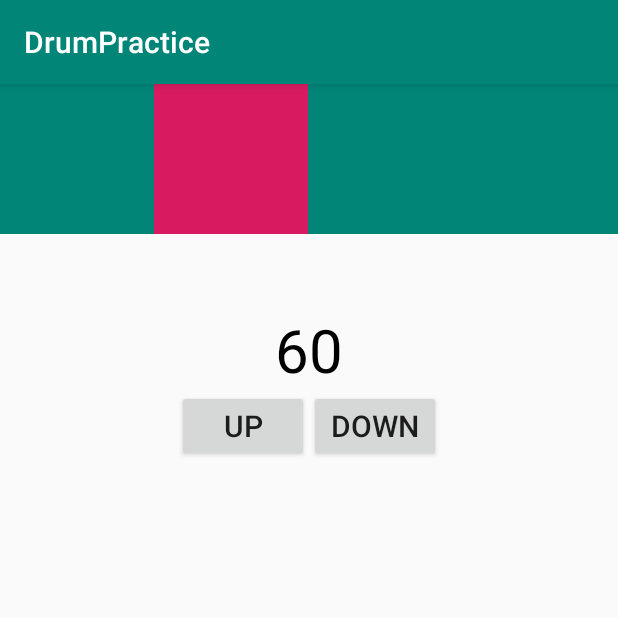
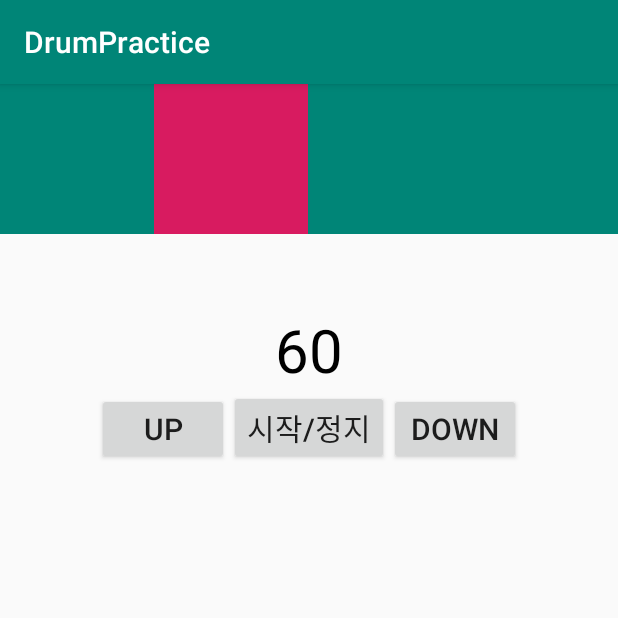
Before and after one commit to uaej/DrumPractice, an Android app: the screen it shows after launch (MainActivity), after a tap on "DOWN", on a phone screen of 412 x 824 dp, the top half of it. Run offline under Robolectric (Android 15) with nearby library versions, the phone set to English and light mode, and no system bars; 1 other tap on this screen came first.

Commit message:
메트로놈 수정

```diff
--- a/app/src/main/AndroidManifest.xml
+++ b/app/src/main/AndroidManifest.xml
@@ -1,6 +1,7 @@
 <?xml version="1.0" encoding="utf-8"?>
 <manifest xmlns:android="http://schemas.android.com/apk/res/android"
     package="com.love.juae.drumexersie">
+    <uses-permission android:name="android.permission.VIBRATE"/>
 
     <application
         android:allowBackup="true"
--- /dev/null
+++ b/app/src/main/java/com/love/juae/drumexersie/BpmManager.java
@@ -0,0 +1,4 @@
+package com.love.juae.drumexersie;
+
+public class BpmManager {
+}
--- a/app/src/main/java/com/love/juae/drumexersie/MainActivity.java
+++ b/app/src/main/java/com/love/juae/drumexersie/MainActivity.java
@@ -1,6 +1,8 @@
 package com.love.juae.drumexersie;
 
+import android.content.Context;
 import android.content.Intent;
+import android.os.Vibrator;
 import android.support.v7.app.AppCompatActivity;
 import android.os.Bundle;
 import android.util.Log;
@@ -15,13 +17,19 @@ import java.util.TimerTask;
 public class MainActivity extends AppCompatActivity {
 
     ArrayList<View> bitlist = new ArrayList<>();
-    TextView tv_speed;
-    Button btn_up, btn_down;
-    int bpm = 60, second = 1000;
+    TextView tv_speed, tv_rawspeed;
+    Button btn_up, btn_down, btn_start;
+    //final Vibrator vibrator = (Vibrator)getSystemService(Context.VIBRATOR_SERVICE);
+
+    int bpm = 60, msecond = 60000;
+    private String TAG = "MAIN_ACTIVITY";
     //1bmp은
     // (BPM / 기준 BPM) * (Tempo / 기준 Temp), 이 식으로 얻은 값은 BPM을 박자로 나눈 초 값이며,
     // 제작하는 프로그램에서는 값 만큼 초를 움직여주면 된다. 대개 기준 BPM은 60을 잡는 것이 편하다. 60BPM, 4/4박자 음표 한개가 1초.
-    //
+
+    // BPM = 60000(ms) / 1비트의 시간(ms)
+    //1비트의 시간 (ms) = 60000 /bpm
+
 
     private TimerTask mTask;
     private Timer mTimer;
@@ -29,10 +37,12 @@ public class MainActivity extends AppCompatActivity {
     private int task_num = 0;
     private ArrayList<View> view_list = new ArrayList<>();
     private boolean timer_start = false;
+
     @Override
     protected void onCreate(Bundle savedInstanceState) {
         super.onCreate(savedInstanceState);
         setContentView(R.layout.activity_main);
+
         bitlist.add((View) findViewById(R.id.bit_1));
         bitlist.add((View) findViewById(R.id.bit_2));
         bitlist.add((View) findViewById(R.id.bit_3));
@@ -41,16 +51,21 @@ public class MainActivity extends AppCompatActivity {
         tv_speed = (TextView) findViewById(R.id.tv_speed);
         btn_up = (Button) findViewById(R.id.btn_up);
         btn_down = (Button) findViewById(R.id.btn_down);
+        btn_start = (Button) findViewById(R.id.btn_start);
+         tv_rawspeed = (TextView) findViewById(R.id.tv_rawspeed);
+
         btn_up.setOnClickListener(new View.OnClickListener() {
             @Override
             public void onClick(View v) {
-                bpm += 5;
-                second -= 83.33;
+                bpm += 1;
+                msecond = 60000 / bpm;
+                Log.e(TAG, "second : " + msecond);
                 tv_speed.setText(String.valueOf(bpm));
+          //      tv_rawspeed.setText(String.valueOf(msecond));
                 mTimer = new Timer();
-                if(timer_start) {
+                if (timer_start) {
                     mTask.cancel();
-                }else{
+                } else {
                     timer_start = true;
                 }
                 start_newtask();
@@ -60,20 +75,22 @@ public class MainActivity extends AppCompatActivity {
         btn_down.setOnClickListener(new View.OnClickListener() {
             @Override
             public void onClick(View v) {
-                if (bpm > 5) {
-                    bpm -= 5;
-                    second += 83.33;
+                if (bpm > 1) {
+                    bpm -= 1;
+                    msecond = 60000 / bpm;
                     tv_speed.setText(String.valueOf(bpm));
+            //        tv_rawspeed.setText(String.valueOf(tv_rawspeed));
                     mTimer = new Timer();
-                    if(timer_start) {
+                    if (timer_start) {
                         mTask.cancel();
-                    }else{
+                    } else {
                         timer_start = true;
                     }
                     start_newtask();
                 }
             }
         });
+
 
    /*     new Thread(new Runnable() {
             @Override
@@ -112,12 +129,13 @@ public class MainActivity extends AppCompatActivity {
                 bitlist.get(bef_num).setBackgroundColor(getResources().getColor(R.color.colorPrimary));
                 bitlist.get(task_num).setBackgroundColor(getResources().getColor(R.color.colorAccent));
                 task_num += 1;
+           //     vibrator.vibrate(200);
             }
         };
 
-        for(int i =0; i<note; i++){
+        for (int i = 0; i < note; i++) {
             bitlist.get(i).setBackgroundColor(getResources().getColor(R.color.colorPrimary));
         }
-        mTimer.schedule(mTask, 5, second);
+        mTimer.schedule(mTask, 5, msecond); // 인자값(timer, 시작전딜레이, 몇초마다 실행)
     }
 }
--- a/app/src/main/res/layout/activity_main.xml
+++ b/app/src/main/res/layout/activity_main.xml
@@ -56,9 +56,24 @@
             android:layout_width="wrap_content"
             android:layout_height="wrap_content"
             android:layout_centerInParent="true"
-            android:text="160bmp"
             android:textColor="#000000"
             android:textSize="40dp" />
+    </RelativeLayout>
+
+
+    <RelativeLayout
+        android:layout_width="match_parent"
+        android:layout_height="wrap_content"
+        android:layout_margin="50dp"
+        app:layout_constraintTop_toBottomOf="@id/layout_speed">
+
+        <TextView
+            android:id="@+id/tv_rawspeed"
+            android:layout_width="wrap_content"
+            android:layout_height="wrap_content"
+            android:layout_centerInParent="true"
+            android:textColor="#000000"
+            android:textSize="20dp" />
     </RelativeLayout>
 
     <RelativeLayout
@@ -78,6 +93,12 @@
                 android:layout_height="wrap_content"
                 android:text="UP"
                 android:textSize="20dp" />
+            <Button
+                android:id="@+id/btn_start"
+                android:layout_width="wrap_content"
+                android:layout_height="wrap_content"
+                android:textSize="20dp"
+                android:text="시작/정지"/>
 
             <Button
                 android:id="@+id/btn_down"
```
